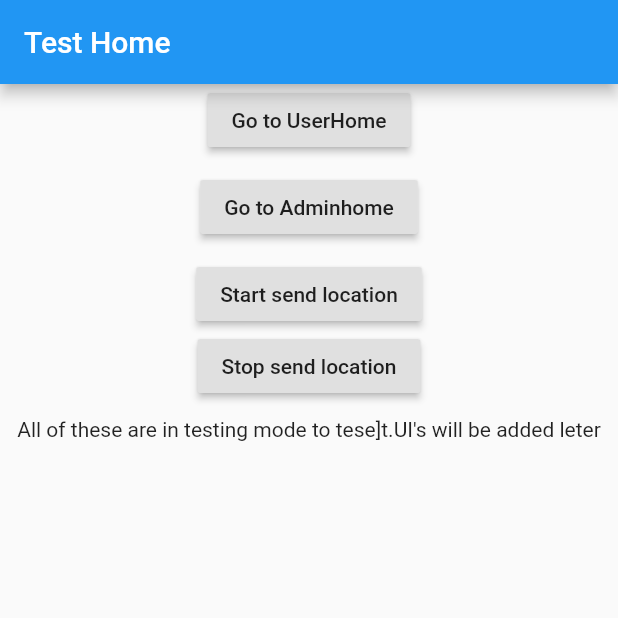
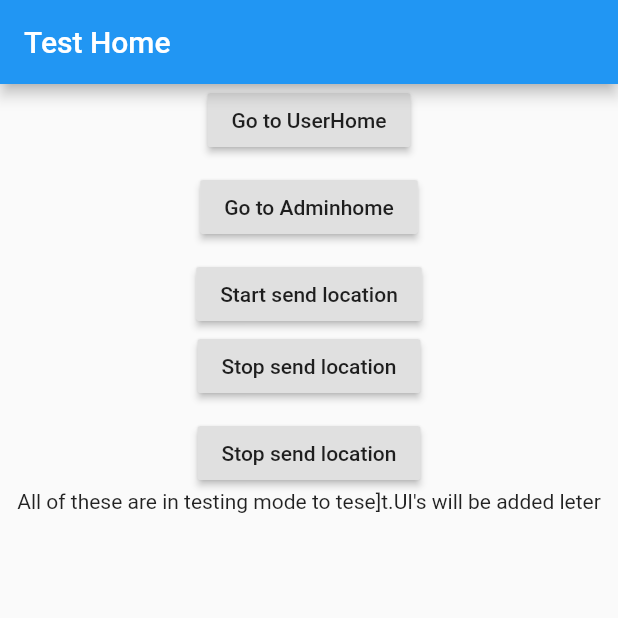
Before and after one commit to Kochchiye-Ko/Mobile, a Flutter app: the screen it shows after launch, on a phone screen of 412 x 824 dp, the top half of it. Run offline on Flutter 3.47's test engine with Material 2 defaults, Android fonts, the phone set to English and light mode, and no system bars; our stand-ins replace cloud_firestore, google_maps_flutter, location; missing offline and left inert: background_location, geoflutterfire; accounts and stored records are empty.

Commit message:
Sign in and Sign up pages for dilanka

```diff
--- /dev/null
+++ b/lib/Auth/Auth.dart
@@ -0,0 +1,2 @@
+export 'Signup.dart';
+export 'Signin.dart';
--- /dev/null
+++ b/lib/Services/Authservice.dart
@@ -0,0 +1 @@
+// This file use to export all the services
--- a/lib/Testhome.dart
+++ b/lib/Testhome.dart
@@ -3,8 +3,8 @@ import 'package:cloud_firestore/cloud_firestore.dart';
 import 'package:flutter/material.dart';
 import 'package:geoflutterfire/geoflutterfire.dart';
 import 'package:kochchiye_ko/Admin/Admin.dart';
+import 'package:kochchiye_ko/Auth/Auth.dart';
 import 'package:kochchiye_ko/User/User.dart';
-
 
 class TestHome extends StatefulWidget {
   @override
@@ -15,7 +15,6 @@ class _TestHomeState extends State<TestHome> {
   Geoflutterfire geo = Geoflutterfire();
 
   getaa() async {
-
     BackgroundLocation.startLocationService();
     BackgroundLocation.getLocationUpdates((location) {
       GeoFirePoint point =
@@ -25,7 +24,6 @@ class _TestHomeState extends State<TestHome> {
           .document('train3')
           .setData({'position': point.data});
     });
-
   }
 
   @override
@@ -77,7 +75,17 @@ class _TestHomeState extends State<TestHome> {
               SizedBox(
                 height: 10.0,
               ),
-              Text("All of these are in testing mode to tese]t.UI's will be added leter")
+              RaisedButton(
+                child: Text("Stop send location"),
+                onPressed: () {
+                    Navigator.push(
+                    context,
+                    MaterialPageRoute(builder: (context) =>  Signin()),
+                  );
+                },
+              ),
+              Text(
+                  "All of these are in testing mode to tese]t.UI's will be added leter")
             ]),
           )
         ],
```
Also changed, not shown: lib/Auth/Signin.dart (added, +22 -0 lines), lib/Auth/Signup.dart (added, +17 -0 lines), lib/Services/Service.dart (added).
